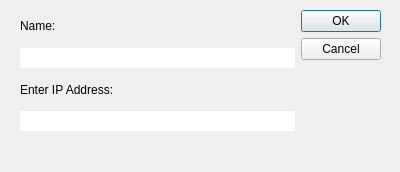
Qt form Nuummite/ui/Popup_message.ui (yuvaneshbn/Nuummite) before a commit.
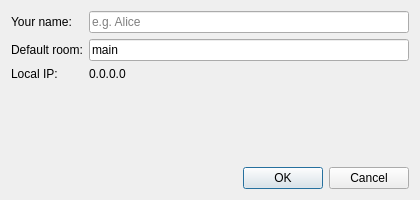
The same form after that commit.

The edit to the form file:
```diff
--- a/Nuummite/ui/Popup_message.ui
+++ b/Nuummite/ui/Popup_message.ui
@@ -6,55 +6,55 @@
    <rect>
     <x>0</x>
     <y>0</y>
-    <width>400</width>
-    <height>172</height>
+    <width>420</width>
+    <height>200</height>
    </rect>
   </property>
   <property name="windowTitle">
    <string>popup</string>
   </property>
-  <widget class="QWidget" name="">
-   <property name="geometry">
-    <rect>
-     <x>20</x>
-     <y>10</y>
-     <width>361</width>
-     <height>141</height>
-    </rect>
-   </property>
-   <layout class="QVBoxLayout" name="verticalLayout_2">
-    <item>
-     <layout class="QHBoxLayout" name="horizontalLayout">
-      <item>
        <layout class="QVBoxLayout" name="verticalLayout">
         <item>
-         <widget class="QLabel" name="name">
+    <layout class="QFormLayout" name="formLayout">
+     <item row="0" column="0">
+      <widget class="QLabel" name="nameLabel">
           <property name="text">
-           <string>Name:</string>
+        <string>Your name:</string>
           </property>
          </widget>
         </item>
-        <item>
-         <widget class="QLineEdit" name="entername">
-          <property name="frame">
-           <bool>false</bool>
+     <item row="0" column="1">
+      <widget class="QLineEdit" name="nameEdit">
+       <property name="placeholderText">
+        <string>e.g. Alice</string>
           </property>
          </widget>
         </item>
-        <item>
-         <widget class="QLabel" name="ipaddress">
+     <item row="1" column="0">
+      <widget class="QLabel" name="roomLabel">
           <property name="text">
-           <string>Enter IP Address:</string>
+        <string>Default room:</string>
           </property>
          </widget>
         </item>
-        <item>
-         <widget class="QLineEdit" name="ipaddress_2">
+     <item row="1" column="1">
+     <widget class="QLineEdit" name="manualIpEdit">
           <property name="text">
-           <string/>
-          </property>
-          <property name="frame">
-           <bool>false</bool>
+        <string>main</string>
+       </property>
+     </widget>
+    </item>
+     <item row="2" column="0">
+      <widget class="QLabel" name="localIpTextLabel">
+       <property name="text">
+        <string>Local IP:</string>
+       </property>
+      </widget>
+     </item>
+     <item row="2" column="1">
+      <widget class="QLabel" name="localIpLabel">
+       <property name="text">
+        <string>0.0.0.0</string>
           </property>
          </widget>
         </item>
@@ -63,27 +63,14 @@
       <item>
        <widget class="QDialogButtonBox" name="buttonBox">
         <property name="orientation">
-         <enum>Qt::Vertical</enum>
+      <enum>Qt::Horizontal</enum>
         </property>
         <property name="standardButtons">
          <set>QDialogButtonBox::Cancel|QDialogButtonBox::Ok</set>
         </property>
-        <property name="centerButtons">
-         <bool>false</bool>
-        </property>
        </widget>
       </item>
      </layout>
-    </item>
-    <item>
-     <widget class="QLabel" name="dialogbox">
-      <property name="text">
-       <string/>
-      </property>
-     </widget>
-    </item>
-   </layout>
-  </widget>
  </widget>
  <resources/>
  <connections>
```
Left out of the diff: 2 changed lines with no effect on the pictures. Lines whose indentation alone changed are shown as unchanged.
